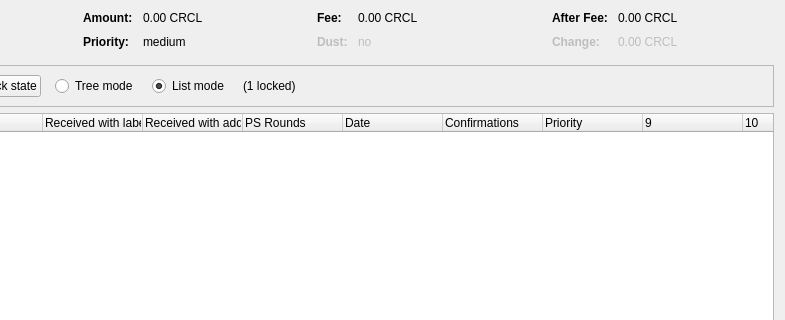
CRowdCLassic/Crowdcoin.old, file src/qt/forms/coincontroldialog.ui: the form before one commit; both pictures show x 169 to 954 and y 0 to 320 of the 954 by 500 pixel window.
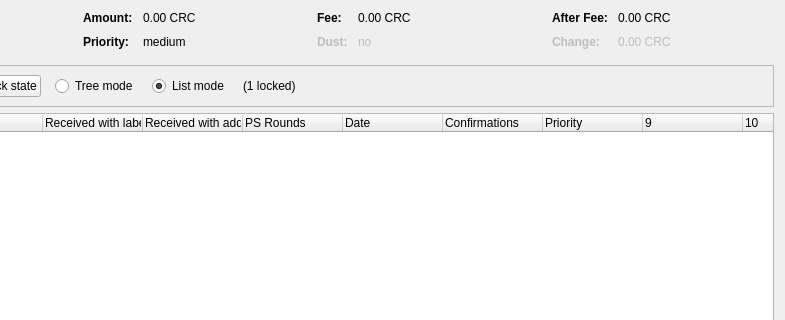
The form after the commit. Custom widgets are drawn as their Qt base class.

```diff
--- a/src/qt/forms/coincontroldialog.ui
+++ b/src/qt/forms/coincontroldialog.ui
@@ -132,7 +132,7 @@
           <enum>Qt::ActionsContextMenu</enum>
          </property>
          <property name="text">
-          <string notr="true">0.00 CRCL</string>
+          <string notr="true">0.00 CRC</string>
          </property>
          <property name="textInteractionFlags">
           <set>Qt::LinksAccessibleByMouse|Qt::TextSelectableByKeyboard|Qt::TextSelectableByMouse</set>
@@ -206,7 +206,7 @@
           <enum>Qt::ActionsContextMenu</enum>
          </property>
          <property name="text">
-          <string notr="true">0.00 CRCL</string>
+          <string notr="true">0.00 CRC</string>
          </property>
          <property name="textInteractionFlags">
           <set>Qt::LinksAccessibleByMouse|Qt::TextSelectableByKeyboard|Qt::TextSelectableByMouse</set>
@@ -286,7 +286,7 @@
           <enum>Qt::ActionsContextMenu</enum>
          </property>
          <property name="text">
-          <string notr="true">0.00 CRCL</string>
+          <string notr="true">0.00 CRC</string>
          </property>
          <property name="textInteractionFlags">
           <set>Qt::LinksAccessibleByMouse|Qt::TextSelectableByKeyboard|Qt::TextSelectableByMouse</set>
@@ -321,7 +321,7 @@
           <enum>Qt::ActionsContextMenu</enum>
          </property>
          <property name="text">
-          <string notr="true">0.00 CRCL</string>
+          <string notr="true">0.00 CRC</string>
          </property>
          <property name="textInteractionFlags">
           <set>Qt::LinksAccessibleByMouse|Qt::TextSelectableByKeyboard|Qt::TextSelectableByMouse</set>
```
